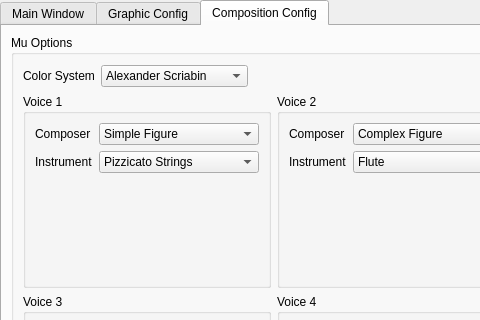
Before: the Qt Designer form GUI/GUIQt/muphicconfig.ui in ImageBasedComposing/muphic, drawn with Qt 5; both pictures show x 0 to 480 and y 0 to 320 of the 589 by 539 pixel window.
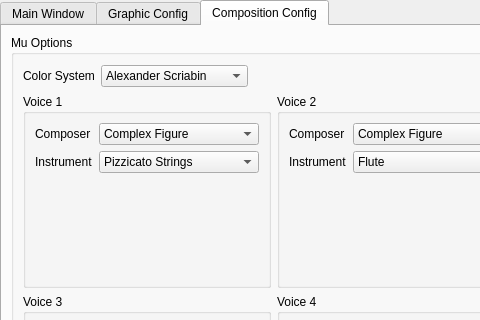
After: the same form once the commit is applied. The open tabs and pages were chosen to show the change. Icons and pictures are not drawn. Custom widgets are drawn as their Qt base class.

The edit to the form file:
```diff
--- a/GUI/GUIQt/muphicconfig.ui
+++ b/GUI/GUIQt/muphicconfig.ui
@@ -1143,7 +1143,7 @@
                  </sizepolicy>
                 </property>
                 <property name="currentIndex">
-                 <number>0</number>
+                 <number>1</number>
                 </property>
                 <item>
                  <property name="text">
```
Left out of the diff: 4 changed lines with no effect on the pictures.
